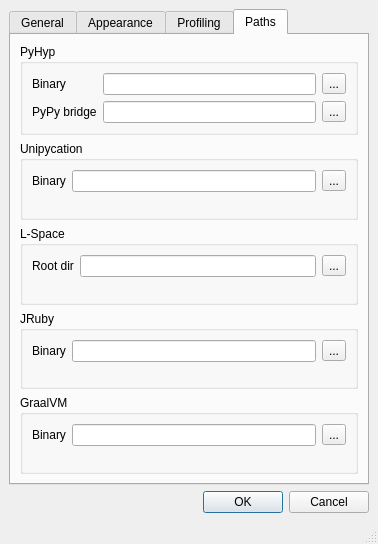
This is lib/eco/gui/settings.ui in softdevteam/eco as Qt 5 draws it before an edit. The edited form follows.
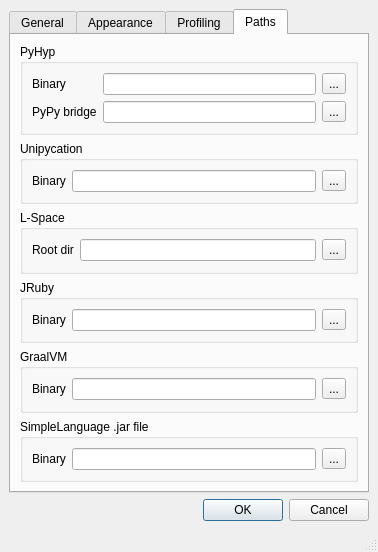
This is the edited form. The open tabs and pages were chosen to show the change. Icons and pictures are not drawn.

Commit message: Can set truffle-sl.jar in Settings dialog.

Patch:
```diff
--- a/lib/eco/gui/settings.ui
+++ b/lib/eco/gui/settings.ui
@@ -606,6 +606,45 @@
           </layout>
          </widget>
         </item>
+        <item>
+         <widget class="QGroupBox" name="groupBox_10">
+          <property name="title">
+           <string>SimpleLanguage .jar file</string>
+          </property>
+          <layout class="QFormLayout" name="formLayout_11">
+           <item row="0" column="1">
+            <layout class="QHBoxLayout" name="horizontalLayout_8">
+             <property name="leftMargin">
+              <number>0</number>
+             </property>
+             <property name="topMargin">
+              <number>0</number>
+             </property>
+             <item>
+              <widget class="QLineEdit" name="env_sl_jar"/>
+             </item>
+             <item>
+              <widget class="QToolButton" name="btsljar">
+               <property name="text">
+                <string>...</string>
+               </property>
+              </widget>
+             </item>
+            </layout>
+           </item>
+           <item row="0" column="0">
+            <widget class="QLabel" name="label_16">
+             <property name="text">
+              <string>Binary</string>
+             </property>
+             <property name="buddy">
+              <cstring>env_sl_jar</cstring>
+             </property>
+            </widget>
+           </item>
+          </layout>
+         </widget>
+        </item>
        </layout>
       </widget>
      </widget>
```
The commit also changes 1 other file.
